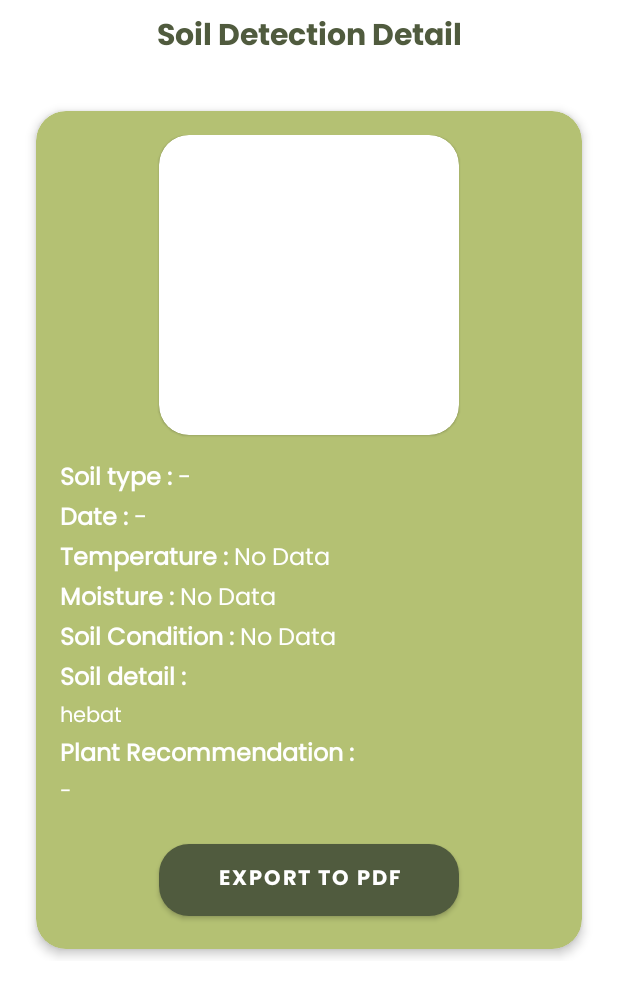
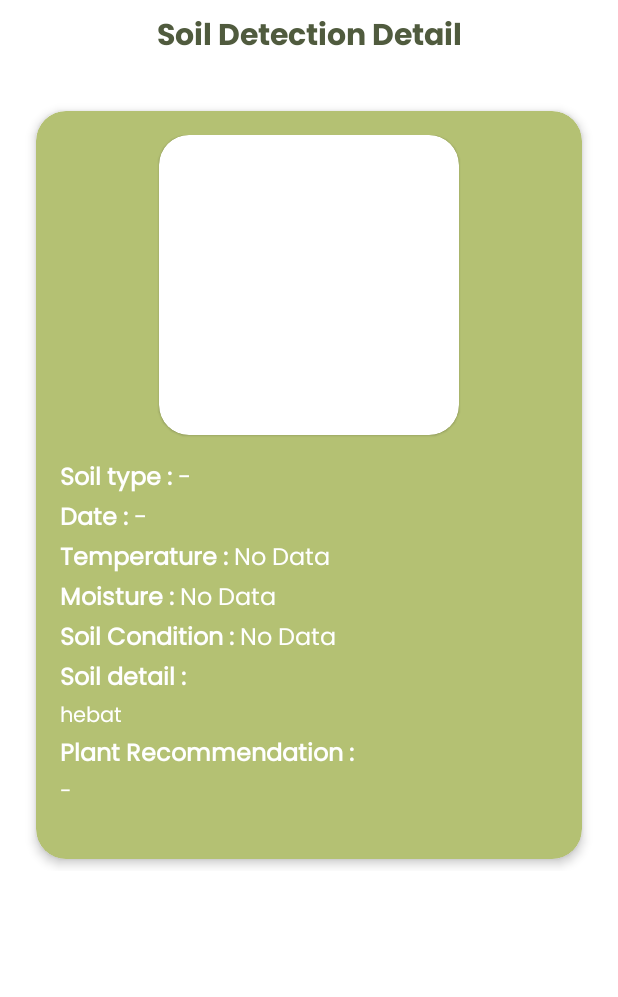
Before and after one commit to SoilIt/Mobile-Application, an Android app: the DetailHistory screen opened directly, with no data from a screen before it, on a phone screen of 412 x 824 dp. Shown: the top 997 px of the screen. Run offline under Robolectric (Android 15) with nearby library versions, the phone set to English and light mode, and no system bars; pictures from the network do not load.

Commit message:
Add Detail History and Fix It

```diff
--- a/app/src/main/res/layout/activity_detail_history.xml
+++ b/app/src/main/res/layout/activity_detail_history.xml
@@ -259,17 +259,6 @@
                         android:orientation="vertical">
 
 
-                        <com.google.android.material.button.MaterialButton
-                            android:id="@+id/btnexporttopdf"
-                            android:layout_width="200dp"
-                            android:layout_height="60dp"
-                            android:layout_marginLeft="32dp"
-                            android:layout_marginRight="32dp"
-                            android:fontFamily="@font/poppins_bold"
-                            android:text="@string/SavetoPDF"
-                            app:cornerRadius="20dp" />
-
-
                     </LinearLayout>
 
                 </LinearLayout>
```
Also changed, not shown: app/src/main/java/com/github/user/soilitouraplication/ui/history/DetailHistory.kt (+19 -4 lines).
